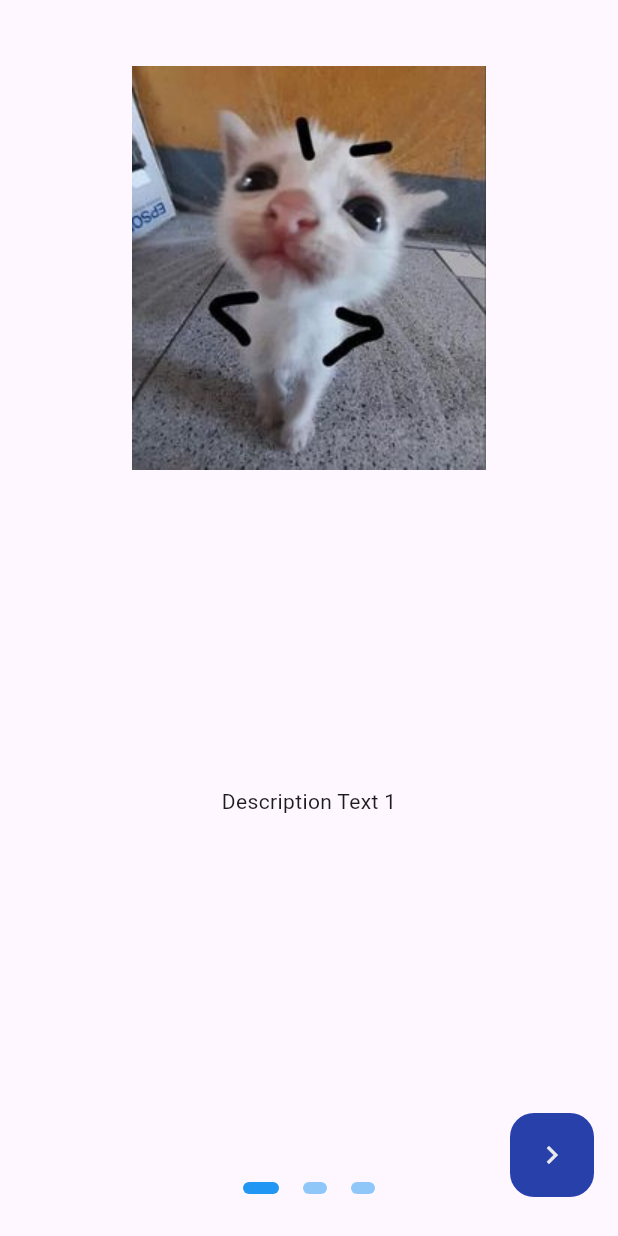
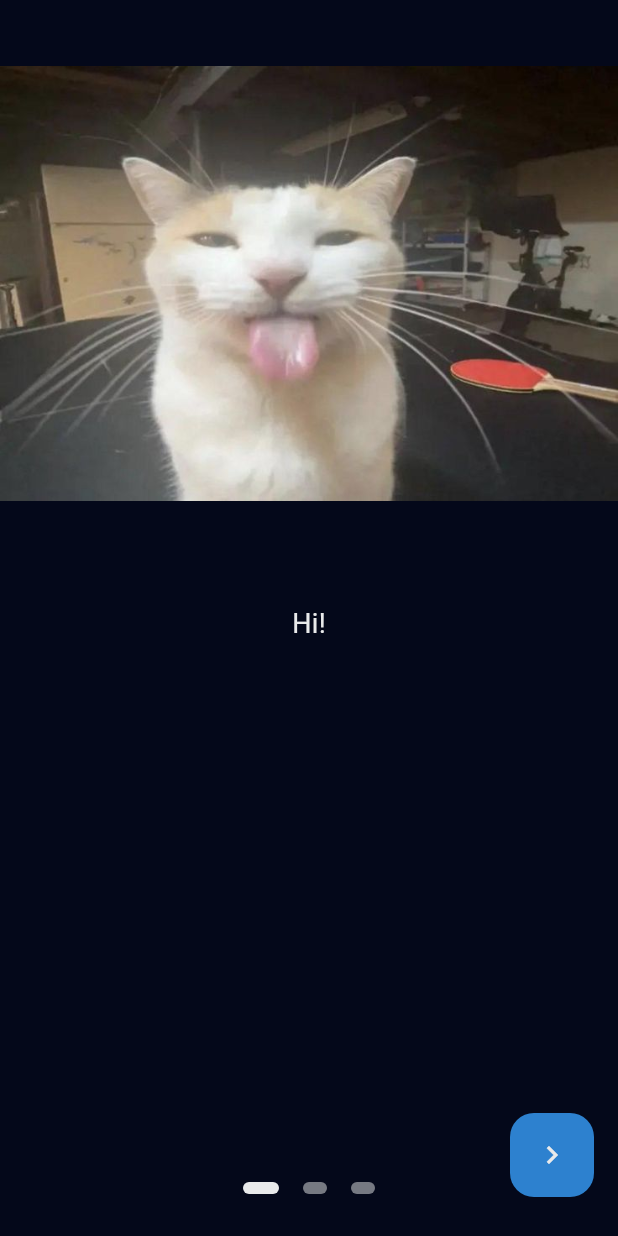
Before and after one commit to sengokus/weatherUP, a Flutter app: the screen it shows after launch, on a phone screen of 412 x 824 dp. Run offline on Flutter 3.47's test engine with Material 3 defaults, Android fonts, the light colour scheme and no system bars; drawn by our look-alikes of flutter_onboarding_slider; our stand-ins replace go_router.

Commit message:
Edited onboarding screen

```diff
--- a/lib/main.dart
+++ b/lib/main.dart
@@ -23,7 +23,8 @@ class MainApp extends StatelessWidget {
       routerConfig: _router,
       debugShowCheckedModeBanner: false,
       theme: ThemeData(
-          primaryColor: const Color.fromARGB(255, 8, 14, 41),
+          primaryColor: const Color.fromARGB(255, 4, 8, 26),
+          splashColor: const Color.fromARGB(255, 16, 27, 75),
           textTheme: const TextTheme(
             displayLarge: TextStyle(
               fontSize: 24,
@@ -43,8 +44,8 @@ class MainApp extends StatelessWidget {
           buttonTheme: const ButtonThemeData(
             colorScheme: ColorScheme(
                 brightness: Brightness.dark,
-                primary: Color.fromARGB(255, 40, 64, 170),
-                onPrimary: Color.fromARGB(255, 40, 64, 170),
+                primary: Color.fromARGB(255, 45, 129, 207),
+                onPrimary: Color.fromARGB(255, 45, 129, 207),
                 secondary: Color.fromARGB(255, 233, 234, 235),
                 onSecondary: Color.fromARGB(255, 233, 234, 235),
                 error: Color.fromARGB(255, 230, 30, 30),
--- a/lib/onboarding.dart
+++ b/lib/onboarding.dart
@@ -8,53 +8,53 @@ class OnboardingPage extends StatelessWidget {
   Widget build(BuildContext context) {
     return OnBoardingSlider(
         totalPage: 3,
-        headerBackgroundColor: Colors.transparent,
+        headerBackgroundColor: Theme.of(context).primaryColor,
+        pageBackgroundColor: Theme.of(context).primaryColor,
         skipIcon: Icon(Icons.keyboard_arrow_right,
             color: Theme.of(context).buttonTheme.colorScheme?.secondary),
-        finishButtonText: "Get Started",
+        finishButtonText: 'Get Started',
         finishButtonStyle: FinishButtonStyle(
-          backgroundColor: Theme.of(context).buttonTheme.colorScheme?.primary,
-        ),
+            backgroundColor: Theme.of(context).buttonTheme.colorScheme?.primary,
+            splashColor: Theme.of(context).splashColor),
+        controllerColor: Theme.of(context).buttonTheme.colorScheme?.secondary,
         speed: 1.8,
         background: [
-          Image.asset('lib/assets/image1.jpg'),
-          Image.asset('lib/assets/image2.jpg'),
+          Image.asset('lib/assets/image3.jpg'),
+          Image.asset('lib/assets/image3.jpg'),
           Image.asset('lib/assets/image3.jpg'),
         ],
         centerBackground: true,
+        trailing: const Text('Hi!'), // Remove
         pageBodies: [
           Container(
             padding: const EdgeInsets.symmetric(horizontal: 40),
-            child: const Column(
-              children: <Widget>[
-                SizedBox(
-                  height: 480,
-                ),
-                Text('Description Text 1'),
-              ],
-            ),
+            child: Center(
+                child: Text('Hi!',
+                    style: TextStyle(
+                        fontSize:
+                            Theme.of(context).textTheme.displayMedium?.fontSize,
+                        color:
+                            Theme.of(context).textTheme.displayMedium?.color))),
           ),
           Container(
             padding: const EdgeInsets.symmetric(horizontal: 40),
-            child: const Column(
-              children: <Widget>[
-                SizedBox(
-                  height: 480,
-                ),
-                Text('Description Text 2'),
-              ],
-            ),
+            child: Center(
+                child: Text('Hi!',
+                    style: TextStyle(
+                        fontSize:
+                            Theme.of(context).textTheme.displayMedium?.fontSize,
+                        color:
+                            Theme.of(context).textTheme.displayMedium?.color))),
           ),
           Container(
             padding: const EdgeInsets.symmetric(horizontal: 40),
-            child: const Column(
-              children: <Widget>[
-                SizedBox(
-                  height: 480,
-                ),
-                Text('Description Text 3'),
-              ],
-            ),
+            child: Center(
+                child: Text('Hi!',
+                    style: TextStyle(
+                        fontSize:
+                            Theme.of(context).textTheme.displayMedium?.fontSize,
+                        color:
+                            Theme.of(context).textTheme.displayMedium?.color))),
           ),
         ]);
   }
```
